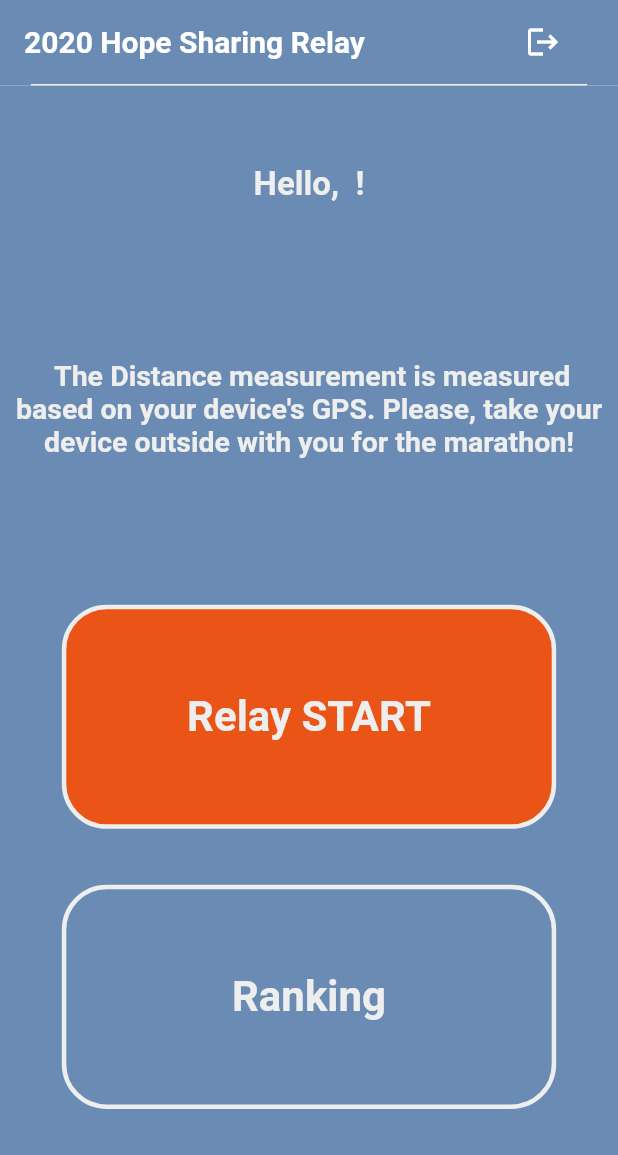
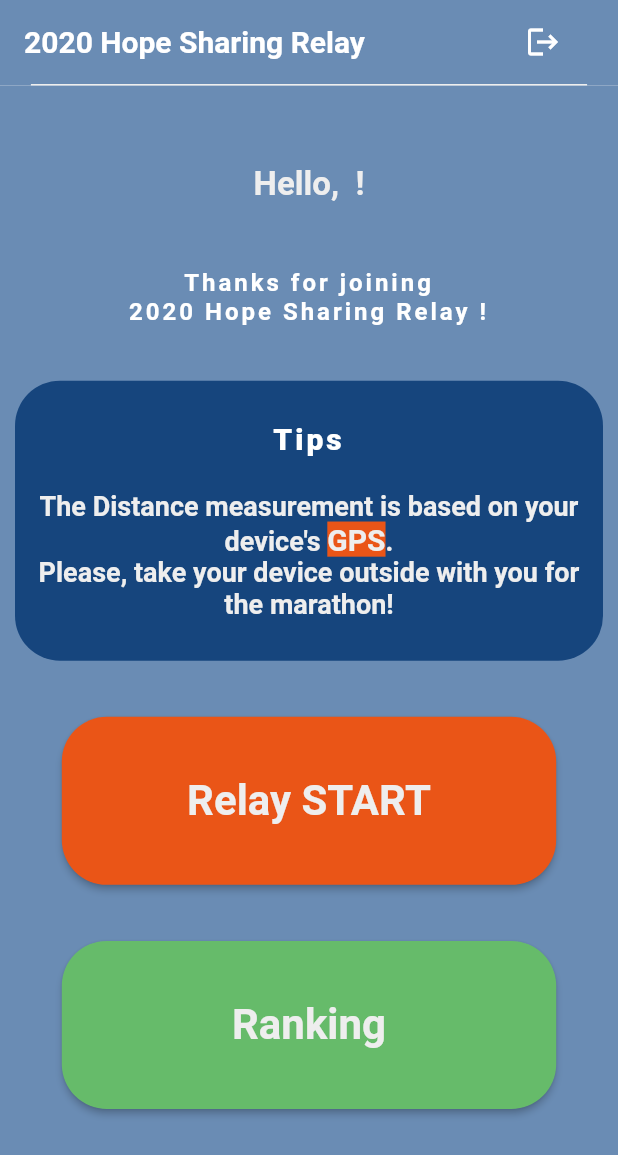
Before and after one commit to seunghwanly/minimarathon, a Flutter app: the RelayStart widget shown alone on an empty page, opened directly with empty values, on a phone screen of 412 x 824 dp. Shown: the top 1155 px of the screen. Run offline on Flutter 3.47's test engine with Material 2 defaults, Android fonts, the phone set to English and light mode, and no system bars; our stand-ins replace firebase_auth, firebase_core, firebase_database, flutter_linkify, pin_code_fields, shared_preferences and 1 more; missing offline and left inert: background_location, http_auth, international_phone_input, libphonenumber, loading_animations; accounts and stored records are empty; statements that could not run were skipped.

Commit message:
Relay Start UI changed

```diff
--- a/minimarathon/lib/component/body/register/team_register.dart
+++ b/minimarathon/lib/component/body/register/team_register.dart
@@ -736,10 +736,6 @@ class _TeamRegisterState extends State<TeamRegister> {
                                                     donationFee:
                                                         teamData.donationFee,
                                                     onFinish: (res) async {
-                                                      setState(() {
-                                                        isPaymentFinished =
-                                                            true;
-                                                      });
                                                       // payment successful
                                                       if (res == "approved") {
                                                         setState(() {
@@ -747,6 +743,7 @@ class _TeamRegisterState extends State<TeamRegister> {
                                                               true;
                                                           isPaymentAvailable =
                                                               false;
+                                                          isPaymentFinished = !isPaymentFinished;
                                                         });
                                                         teamData.leader =
                                                             memberList
@@ -789,6 +786,9 @@ class _TeamRegisterState extends State<TeamRegister> {
                                                             context,
                                                             "Payment was succefully done !\n You are now avaiable to register !");
                                                       } else {
+                                                        setState(() {
+                                                          isPaymentFinished = !isPaymentFinished;
+                                                        });
                                                         await showMyDialog(
                                                             context,
                                                             'Payment was not Completed !');
--- a/minimarathon/lib/component/body/relay/relay_start.dart
+++ b/minimarathon/lib/component/body/relay/relay_start.dart
@@ -67,7 +67,8 @@ class RelayStartState extends State<RelayStart> {
     //     );
     //   },
     // );
-    showMyDialog(context, "Sorry, " + username + '\n\n' + "Relay is Available on December 10th.");
+    showMyDialog(context,
+        "Sorry, " + username + '\n\n' + "Relay is Available on December 10th.");
   }
 
   void _navigationToLocation() {
@@ -147,30 +148,89 @@ class RelayStartState extends State<RelayStart> {
                 ),
               ),
               Expanded(
-                flex: 5,
-                child: Column(
-                  mainAxisAlignment: MainAxisAlignment.center,
-                  children: [
-                    makeText(
-                        " The Distance measurement is measured based on your device's GPS. Please, take your device outside with you for the marathon!",
-                        lightwhite,
-                        19),
-                  ],
-                ),
+                flex: 2,
+                child: RichText(
+                      textAlign: TextAlign.center,
+                      text: TextSpan(children: <TextSpan>[
+                        TextSpan(
+                          text: "Thanks for joining\n",
+                          style: TextStyle(
+                            color: white,
+                            fontWeight: FontWeight.bold,
+                            fontSize: 16,
+                            letterSpacing: 2.0,
+                          )
+                        ),
+                        TextSpan(
+                          text: "2020 Hope Sharing Relay !",
+                          style: TextStyle(
+                            color: white,
+                            fontWeight: FontWeight.bold,
+                            fontSize: 16,
+                            letterSpacing: 2.0,
+                          )
+                        ),
+                      ]),
+                    ),
               ),
+              Expanded(
+                  flex: 5,
+                  child: Container(
+                    padding: EdgeInsets.symmetric(vertical: 10.0, horizontal: 10.0),
+                    decoration: BoxDecoration(
+                      borderRadius: BorderRadius.circular(30.0),
+                      color: deepPastelblue
+                    ),
+                    alignment: Alignment.center,
+                    child: RichText(
+                      textAlign: TextAlign.center,
+                      text: TextSpan(children: <TextSpan>[
+                        TextSpan(
+                          text: "Tips\n\n",
+                          style: TextStyle(
+                            color: white,
+                            fontWeight: FontWeight.w800,
+                            fontSize: 20,
+                            letterSpacing: 2.0,
+                          )
+                        ),
+                        TextSpan(
+                            text:
+                                "The Distance measurement is based on your device's ",
+                            style: TextStyle(
+                                color: lightwhite,
+                                fontWeight: FontWeight.bold,
+                                fontSize: 18)),
+                        TextSpan(
+                            text: "GPS",
+                            style: TextStyle(
+                                color: lightwhite,
+                                backgroundColor: mandarin,
+                                fontWeight: FontWeight.bold,
+                                fontSize: 20)),
+                        TextSpan(
+                            text:
+                                ".\nPlease, take your device outside with you for the marathon!",
+                            style: TextStyle(
+                                color: lightwhite,
+                                fontWeight: FontWeight.bold,
+                                fontSize: 18)),
+                      ]),
+                    ),
+                  )),
               Expanded(flex: 1, child: Container(child: Text(''))),
               Expanded(
-                  flex: 4,
+                  flex: 3,
                   child: Container(
                     // height:  MediaQuery.of(context).size.height * 0.8,
                     //margin: EdgeInsets.symmetric(vertical: 10),
                     width: MediaQuery.of(context).size.width * 0.8,
-                    decoration: BoxDecoration(
-                        color: mandarin,
-                        border: Border.all(color: lightwhite, width: 3),
-                        borderRadius: BorderRadius.all(Radius.circular(30))),
-                    child: FlatButton(
+                    child: RaisedButton(
                       onPressed: _navigationToLocation,
+                      shape: RoundedRectangleBorder(
+                        borderRadius: BorderRadius.all(Radius.circular(30))
+                      ),
+                      color: mandarin,
                       child: Container(
                         child: makeText('Relay START', lightwhite, 28),
                       ),
@@ -178,15 +238,16 @@ class RelayStartState extends State<RelayStart> {
                   )),
               Expanded(flex: 1, child: Container(child: Text(''))),
               Expanded(
-                  flex: 4,
+                  flex: 3,
                   child: Container(
                     // height:  MediaQuery.of(context).size.height * 0.8,
                     width: MediaQuery.of(context).size.width * 0.8,
-                    decoration: BoxDecoration(
-                        border: Border.all(color: lightwhite, width: 3),
-                        borderRadius: BorderRadius.all(Radius.circular(30))),
-                    child: FlatButton(
+                    child: RaisedButton(
                       onPressed: _navigation,
+                      shape: RoundedRectangleBorder(
+                        borderRadius: BorderRadius.all(Radius.circular(30))
+                      ),
+                      color: Colors.green[400],
                       child: Container(
                         child: makeText('Ranking', lightwhite, 28),
                       ),
```
